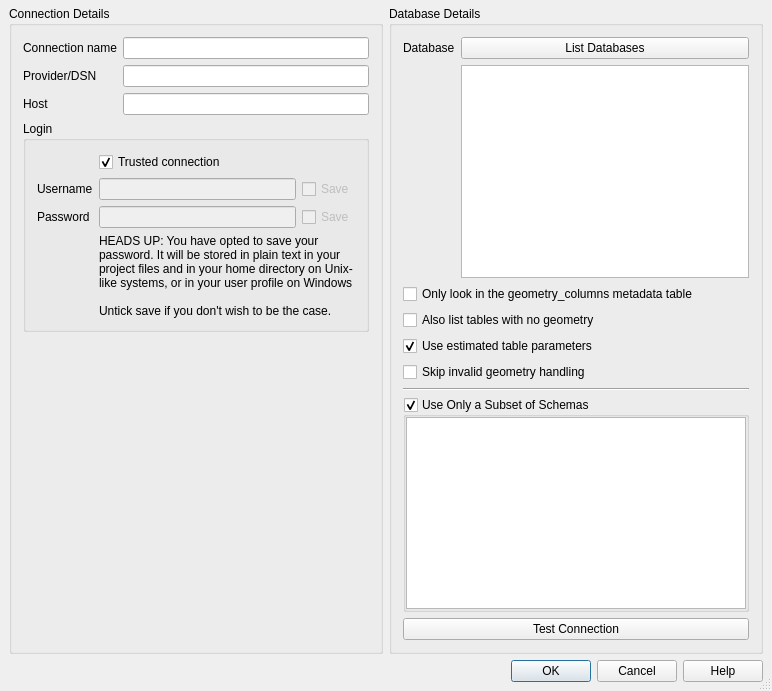
Before: the Qt Designer form src/ui/qgsmssqlnewconnectionbase.ui in vcloarec/QGIS, drawn with Qt 5.
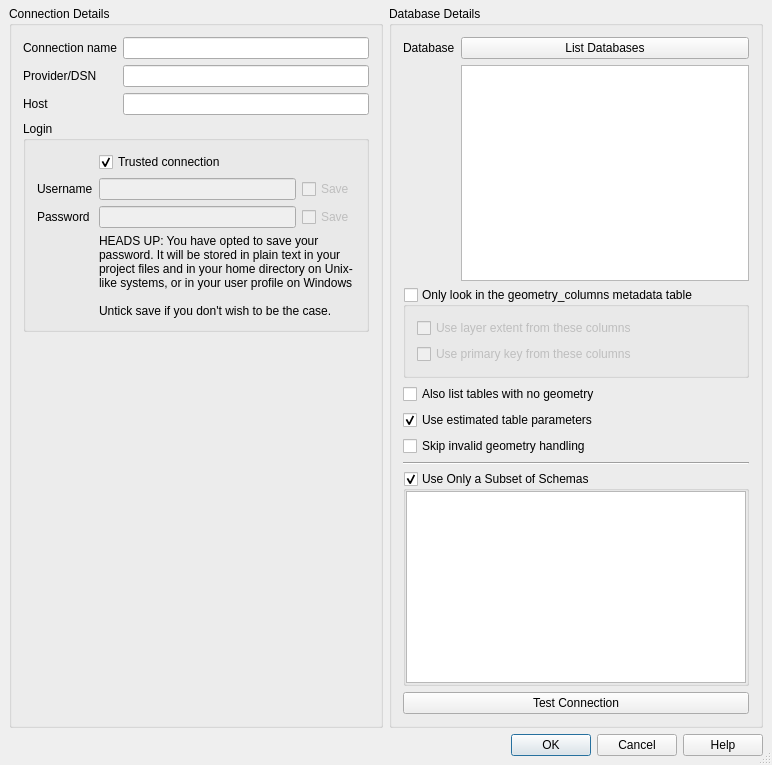
After: the same form once the commit is applied. Custom widgets are drawn as their Qt base class.

```diff
--- a/src/ui/qgsmssqlnewconnectionbase.ui
+++ b/src/ui/qgsmssqlnewconnectionbase.ui
@@ -7,7 +7,7 @@
     <x>0</x>
     <y>0</y>
     <width>772</width>
-    <height>691</height>
+    <height>765</height>
    </rect>
   </property>
   <property name="sizePolicy">
@@ -223,16 +223,32 @@
        <widget class="QListWidget" name="listDatabase"/>
       </item>
       <item row="2" column="0" colspan="2">
-       <widget class="QCheckBox" name="cb_geometryColumns">
-        <property name="toolTip">
-         <string>If checked, only tables which are present in the &quot;geometry_columns&quot; metadata table will be available. This speeds up table scanning, but requires users to manually manage the geometry_columns table and ensure that layers are correctly represented in the table.</string>
-        </property>
-        <property name="text">
+       <widget class="QgsCollapsibleGroupBoxBasic" name="groupBoxGeometryColumns">
+        <property name="title">
          <string>Only look in the geometry_columns metadata table</string>
         </property>
+        <property name="checkable">
+         <bool>true</bool>
+        </property>
         <property name="checked">
          <bool>false</bool>
         </property>
+        <layout class="QVBoxLayout" name="verticalLayout_2">
+         <item>
+          <widget class="QCheckBox" name="checkBoxExtentFromGeometryColumns">
+           <property name="text">
+            <string>Use layer extent from these columns</string>
+           </property>
+          </widget>
+         </item>
+         <item>
+          <widget class="QCheckBox" name="checkBoxPKFromGeometryColumns">
+           <property name="text">
+            <string>Use primary key from these columns</string>
+           </property>
+          </widget>
+         </item>
+        </layout>
        </widget>
       </item>
       <item row="3" column="0" colspan="2">
```
Left out of the diff: 1 changed line with no effect on the pictures.
